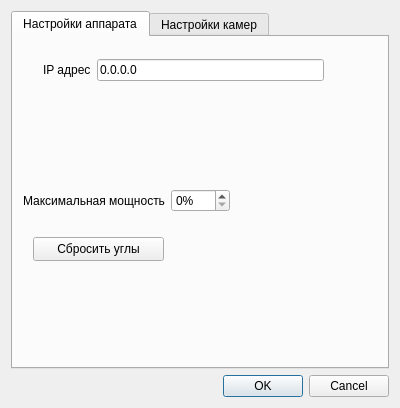
Before: the Qt Designer form settingsdialog.ui in SevR0V/Chersonesos, drawn with Qt 5.
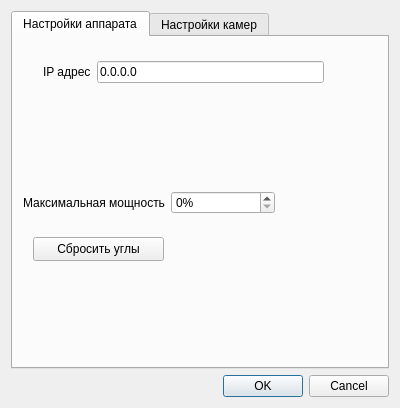
After: the same form once the commit is applied.

Patch:
```diff
--- a/settingsdialog.ui
+++ b/settingsdialog.ui
@@ -36,13 +36,13 @@
         <string>Сбросить углы</string>
        </property>
       </widget>
-      <widget class="QWidget" name="">
+      <widget class="QWidget" name="layoutWidget">
        <property name="geometry">
         <rect>
          <x>30</x>
          <y>20</y>
          <width>281</width>
-         <height>26</height>
+         <height>30</height>
         </rect>
        </property>
        <layout class="QHBoxLayout" name="horizontalLayout">
@@ -62,13 +62,13 @@
         </item>
        </layout>
       </widget>
-      <widget class="QWidget" name="">
+      <widget class="QWidget" name="layoutWidget">
        <property name="geometry">
         <rect>
          <x>10</x>
          <y>150</y>
-         <width>207</width>
-         <height>27</height>
+         <width>252</width>
+         <height>31</height>
         </rect>
        </property>
        <layout class="QHBoxLayout" name="horizontalLayout_2">
```
